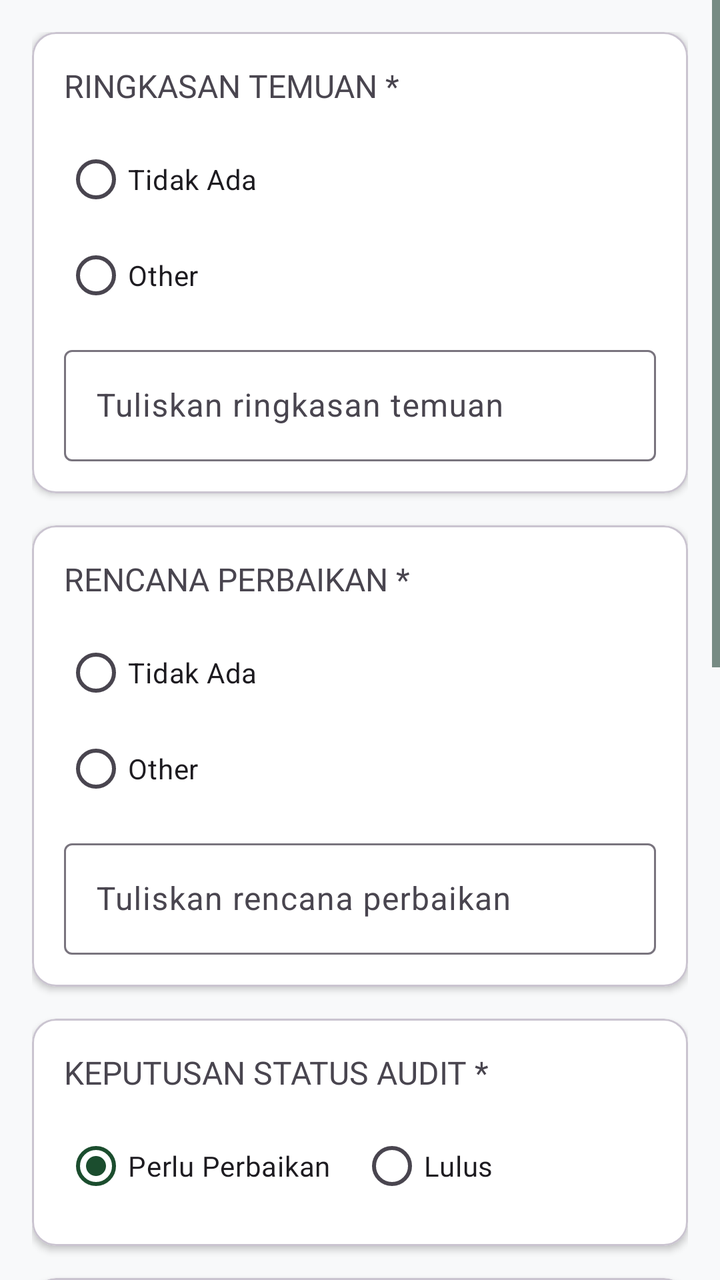
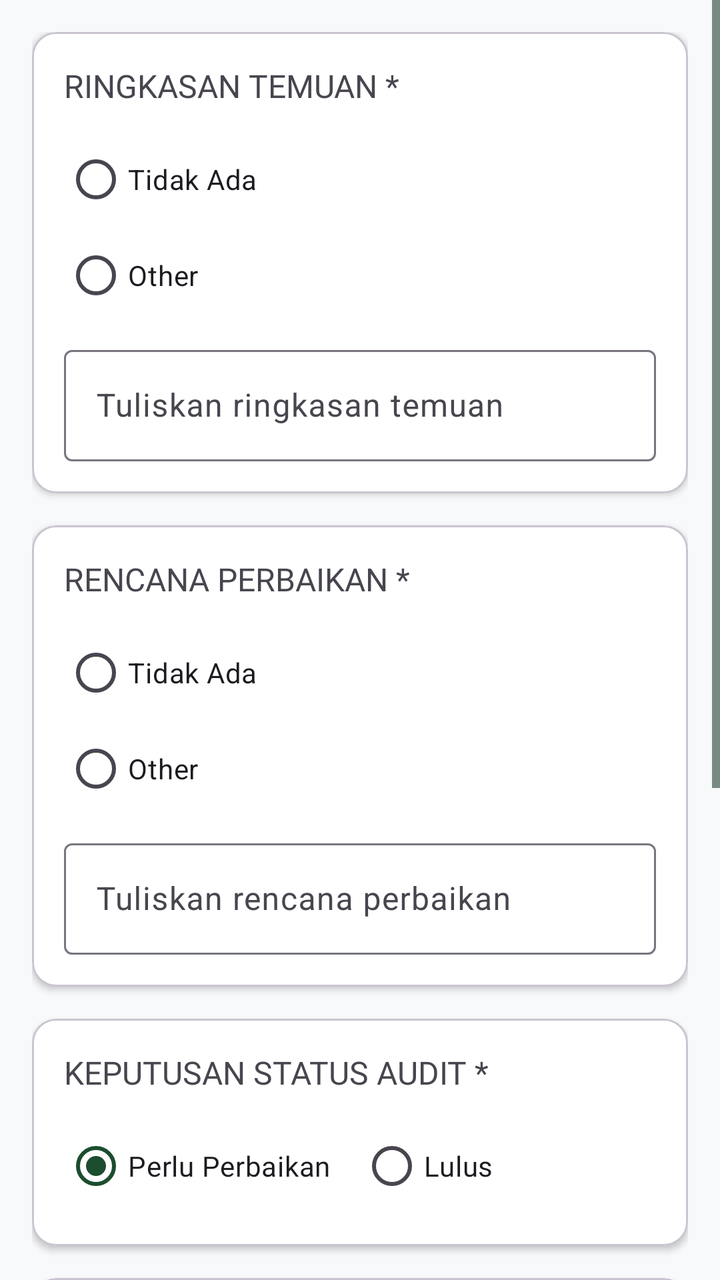

Screens rendered from an Android XML layout before and after an edit, with the pre-edit source and the edit as a unified diff.
<!-- AndroidManifest.xml: application theme Theme.Notasawit -->
<!-- res/layout/fragment_section4.xml -->
<?xml version="1.0" encoding="utf-8"?>
<ScrollView xmlns:android="http://schemas.android.com/apk/res/android"
    xmlns:app="http://schemas.android.com/apk/res-auto"
    android:layout_width="match_parent"
    android:layout_height="match_parent"
    android:background="#F8F9FA">

    <LinearLayout
        android:layout_width="match_parent"
        android:layout_height="wrap_content"
        android:orientation="vertical"
        android:padding="16dp">

        

        <com.google.android.material.card.MaterialCardView
            android:layout_width="match_parent"
            android:layout_height="wrap_content"
            android:layout_marginBottom="16dp"
            app:cardCornerRadius="12dp"
            app:cardElevation="2dp">

            <LinearLayout
                android:layout_width="match_parent"
                android:layout_height="wrap_content"
                android:orientation="vertical"
                android:padding="16dp">

                <TextView
                    android:layout_width="wrap_content"
                    android:layout_height="wrap_content"
                    android:text="RINGKASAN TEMUAN *"
                    android:fontFamily="@font/poppins_bold"
                    android:textSize="16sp"/>

                <RadioGroup
                    android:id="@+id/rgTemuan"
                    android:layout_width="match_parent"
                    android:layout_height="wrap_content"
                    android:layout_marginTop="12dp">

                    <RadioButton
                        android:id="@+id/rbTidakAdaTemuan"
                        android:layout_width="wrap_content"
                        android:layout_height="wrap_content"
                        android:text="Tidak Ada"/>

                    <RadioButton
                        android:id="@+id/rbOtherTemuan"
                        android:layout_width="wrap_content"
                        android:layout_height="wrap_content"
                        android:text="Other"/>

                </RadioGroup>

                <com.google.android.material.textfield.TextInputLayout
                    android:layout_width="match_parent"
                    android:layout_height="wrap_content"
                    android:layout_marginTop="8dp">

                    <com.google.android.material.textfield.TextInputEditText
                        android:id="@+id/etTemuan"
                        android:layout_width="match_parent"
                        android:layout_height="wrap_content"
                        android:hint="Tuliskan ringkasan temuan"
                        android:enabled="false"/>

                </com.google.android.material.textfield.TextInputLayout>

            </LinearLayout>

        </com.google.android.material.card.MaterialCardView>


        

        <com.google.android.material.card.MaterialCardView
            android:layout_width="match_parent"
            android:layout_height="wrap_content"
            android:layout_marginBottom="16dp"
            app:cardCornerRadius="12dp"
            app:cardElevation="2dp">

            <LinearLayout
                android:layout_width="match_parent"
                android:layout_height="wrap_content"
                android:orientation="vertical"
                android:padding="16dp">

                <TextView
                    android:layout_width="wrap_content"
                    android:layout_height="wrap_content"
                    android:text="RENCANA PERBAIKAN *"
                    android:fontFamily="@font/poppins_bold"
                    android:textSize="16sp"/>

                <RadioGroup
                    android:id="@+id/rgPerbaikan"
                    android:layout_width="match_parent"
                    android:layout_height="wrap_content"
                    android:layout_marginTop="12dp">

                    <RadioButton
                        android:id="@+id/rbTidakAdaPerbaikan"
                        android:layout_width="wrap_content"
                        android:layout_height="wrap_content"
                        android:text="Tidak Ada"/>

                    <RadioButton
                        android:id="@+id/rbOtherPerbaikan"
                        android:layout_width="wrap_content"
                        android:layout_height="wrap_content"
                        android:text="Other"/>

                </RadioGroup>

                <com.google.android.material.textfield.TextInputLayout
                    android:layout_width="match_parent"
                    android:layout_height="wrap_content"
                    android:layout_marginTop="8dp">

                    <com.google.android.material.textfield.TextInputEditText
                        android:id="@+id/etPerbaikan"
                        android:layout_width="match_parent"
                        android:layout_height="wrap_content"
                        android:hint="Tuliskan rencana perbaikan"
                        android:enabled="false"/>

                </com.google.android.material.textfield.TextInputLayout>

            </LinearLayout>

        </com.google.android.material.card.MaterialCardView>


        

        <com.google.android.material.card.MaterialCardView
            android:layout_width="match_parent"
            android:layout_height="wrap_content"
            android:layout_marginBottom="16dp"
            app:cardCornerRadius="12dp"
            app:cardElevation="2dp">

            <LinearLayout
                android:layout_width="match_parent"
                android:layout_height="wrap_content"
                android:orientation="vertical"
                android:padding="16dp">

                <TextView
                    android:layout_width="wrap_content"
                    android:layout_height="wrap_content"
                    android:text="KEPUTUSAN STATUS AUDIT *"
                    android:fontFamily="@font/poppins_bold"
                    android:textSize="16sp"/>

                <RadioGroup
                    android:id="@+id/rgStatusAudit"
                    android:layout_width="match_parent"
                    android:layout_height="wrap_content"
                    android:orientation="horizontal"
                    android:layout_marginTop="12dp">

                    <RadioButton
                        android:id="@+id/rbStatusPerbaikan"
                        android:layout_width="0dp"
                        android:layout_height="wrap_content"
                        android:layout_weight="1"
                        android:text="Perlu Perbaikan"
                        android:fontFamily="@font/poppins_medium"
                        android:checked="true"/>

                    <RadioButton
                        android:id="@+id/rbStatusLulus"
                        android:layout_width="0dp"
                        android:layout_height="wrap_content"
                        android:layout_weight="1"
                        android:text="Lulus"
                        android:fontFamily="@font/poppins_medium"/>

                </RadioGroup>

            </LinearLayout>

        </com.google.android.material.card.MaterialCardView>

        

        <com.google.android.material.card.MaterialCardView
            android:layout_width="match_parent"
            android:layout_height="wrap_content"
            android:layout_marginBottom="16dp"
            app:cardCornerRadius="12dp"
            app:cardElevation="2dp">

            <LinearLayout
                android:layout_width="match_parent"
                android:layout_height="wrap_content"
                android:orientation="vertical"
                android:padding="16dp">

                <TextView
                    android:layout_width="wrap_content"
                    android:layout_height="wrap_content"
                    android:text="BUKTI PELAKSANAAN AUDIT (OPSIONAL)"
                    android:fontFamily="@font/poppins_bold"
                    android:textSize="16sp"/>

                <ImageView
                    android:id="@+id/ivBuktiAudit"
                    android:layout_width="match_parent"
                    android:layout_height="200dp"
                    android:layout_marginTop="12dp"
                    android:scaleType="centerCrop"
                    android:background="#E0E0E0"
                    android:contentDescription="Bukti Audit"/>

                <Button
                    app:backgroundTint="@color/secondary"
                    android:id="@+id/btnPilihFoto"
                    android:layout_width="match_parent"
                    android:layout_height="wrap_content"
                    android:layout_marginTop="8dp"
                    android:text="Ambil / Pilih Foto"
                    style="@style/Widget.MaterialComponents.Button.OutlinedButton"/>

            </LinearLayout>

        </com.google.android.material.card.MaterialCardView>


        

        <com.google.android.material.card.MaterialCardView
            android:id="@+id/cardTanggalAudit"
            android:layout_width="match_parent"
            android:layout_height="wrap_content"
            android:layout_marginBottom="20dp"
            app:cardCornerRadius="12dp"
            app:cardElevation="2dp">

            <LinearLayout
                android:layout_width="match_parent"
                android:layout_height="wrap_content"
                android:orientation="vertical"
                android:padding="16dp">

                <TextView
                    android:layout_width="wrap_content"
                    android:layout_height="wrap_content"
                    android:text="RENCANA AUDIT PEMERIKSAAN PERBAIKAN *"
                    android:fontFamily="@font/poppins_bold"
                    android:textSize="16sp"/>

                <com.google.android.material.textfield.TextInputLayout
                    android:layout_width="match_parent"
                    android:layout_height="wrap_content"
                    android:layout_marginTop="12dp"
                    app:endIconMode="custom"
                    app:endIconDrawable="@drawable/ic_calendar_month">

                    <com.google.android.material.textfield.TextInputEditText
                        android:id="@+id/etTanggalAudit"
                        android:layout_width="match_parent"
                        android:layout_height="wrap_content"
                        android:focusable="false"
                        android:clickable="true"
                        android:hint="Pilih tanggal"/>

                </com.google.android.material.textfield.TextInputLayout>

            </LinearLayout>

        </com.google.android.material.card.MaterialCardView>


        

        <LinearLayout
            android:layout_width="match_parent"
            android:layout_height="wrap_content"
            android:orientation="horizontal">

            <Button
            app:backgroundTint="@color/secondary"
                android:id="@+id/btnBack"
                android:layout_width="0dp"
                android:layout_height="50dp"
                android:layout_weight="1"
                android:text="Kembali"/>

            <Space
                android:layout_width="12dp"
                android:layout_height="1dp"/>

            <Button
            app:backgroundTint="@color/secondary"
                android:id="@+id/btnSelesai"
                android:layout_width="0dp"
                android:layout_height="50dp"
                android:layout_weight="1"
                android:text="Selesai"/>

        </LinearLayout>

    </LinearLayout>

</ScrollView>
<!-- resources referenced by this layout -->
<resources>
  <color name="secondary">#D4AF37</color>
  <!-- drawable ic_calendar_month (drawable) -->
  <vector xmlns:android="http://schemas.android.com/apk/res/android" android:height="24dp" android:tint="#002617" android:viewportHeight="24" android:viewportWidth="24" android:width="24dp">
        
      <path android:fillColor="@android:color/white" android:pathData="M19,4h-1V2h-2v2H8V2H6v2H5C3.89,4 3.01,4.9 3.01,6L3,20c0,1.1 0.89,2 2,2h14c1.1,0 2,-0.9 2,-2V6C21,4.9 20.1,4 19,4zM19,20H5V10h14V20zM9,14H7v-2h2V14zM13,14h-2v-2h2V14zM17,14h-2v-2h2V14zM9,18H7v-2h2V18zM13,18h-2v-2h2V18zM17,18h-2v-2h2V18z"/>
      
  </vector>
  <style name="Theme.Notasawit" parent="Base.Theme.Notasawit" />
  <style name="Base.Theme.Notasawit" parent="Theme.Material3.Light.NoActionBar">
          
          <item name="colorPrimary">@color/primary</item>
          <item name="colorSecondary">@color/secondary</item>
          <item name="colorTertiary">@color/tertiary</item>
          <item name="android:statusBarColor">@color/white</item>
          <item name="android:windowLightStatusBar">true</item>
          
          <item name="elevationOverlayEnabled">false</item>
          <item name="colorSurface">@color/white</item>
          
          <item name="colorControlNormal">@color/tertiary</item>
          <item name="colorControlActivated">@color/primary</item>
      </style>
  <color name="primary">#1B4D2E</color>
  <color name="tertiary">#002617</color>
  <color name="white">#FFFFFFFF</color>
</resources>

<!-- the commit's change to res/layout/fragment_section4.xml (unified diff, before → after) -->
@@ -203,27 +203,33 @@
                 <TextView
                     android:layout_width="wrap_content"
                     android:layout_height="wrap_content"
-                    android:text="BUKTI PELAKSANAAN AUDIT (OPSIONAL)"
-                    android:fontFamily="@font/poppins_bold"
-                    android:textSize="16sp"/>
-
-                <ImageView
-                    android:id="@+id/ivBuktiAudit"
-                    android:layout_width="match_parent"
-                    android:layout_height="200dp"
-                    android:layout_marginTop="12dp"
-                    android:scaleType="centerCrop"
-                    android:background="#E0E0E0"
-                    android:contentDescription="Bukti Audit"/>
+                    android:text="BUKTI FOTO TEMUAN AUDIT (OPSIONAL)"
+                    android:fontFamily="@font/poppins_bold"
+                    android:textSize="16sp"/>
+
+                <TextView
+                    android:layout_width="wrap_content"
+                    android:layout_height="wrap_content"
+                    android:text="Tambahkan foto temuan beserta keterangannya"
+                    android:textColor="#757575"
+                    android:textSize="12sp"
+                    android:layout_marginTop="2dp"
+                    android:layout_marginBottom="10dp"/>
+
+                <androidx.recyclerview.widget.RecyclerView
+                    android:id="@+id/rvBuktiTemuan"
+                    android:layout_width="match_parent"
+                    android:layout_height="wrap_content"
+                    android:nestedScrollingEnabled="false" />
 
                 <Button
-                    app:backgroundTint="@color/secondary"
-                    android:id="@+id/btnPilihFoto"
-                    android:layout_width="match_parent"
-                    android:layout_height="wrap_content"
-                    android:layout_marginTop="8dp"
-                    android:text="Ambil / Pilih Foto"
-                    style="@style/Widget.MaterialComponents.Button.OutlinedButton"/>
+                    android:id="@+id/btnTambahFoto"
+                    style="@style/Widget.MaterialComponents.Button.OutlinedButton"
+                    android:layout_width="match_parent"
+                    android:layout_height="wrap_content"
+                    android:layout_marginTop="4dp"
+                    android:text="📷 + Tambah Foto Temuan"
+                    app:backgroundTint="@color/secondary" />
 
             </LinearLayout>
 
